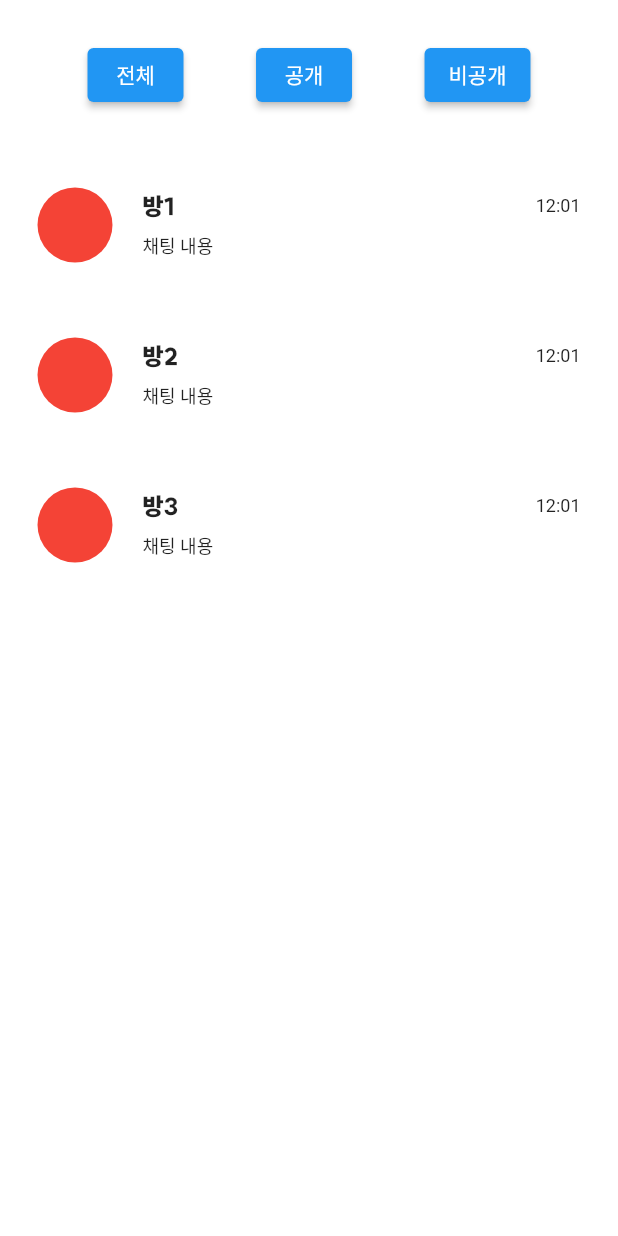
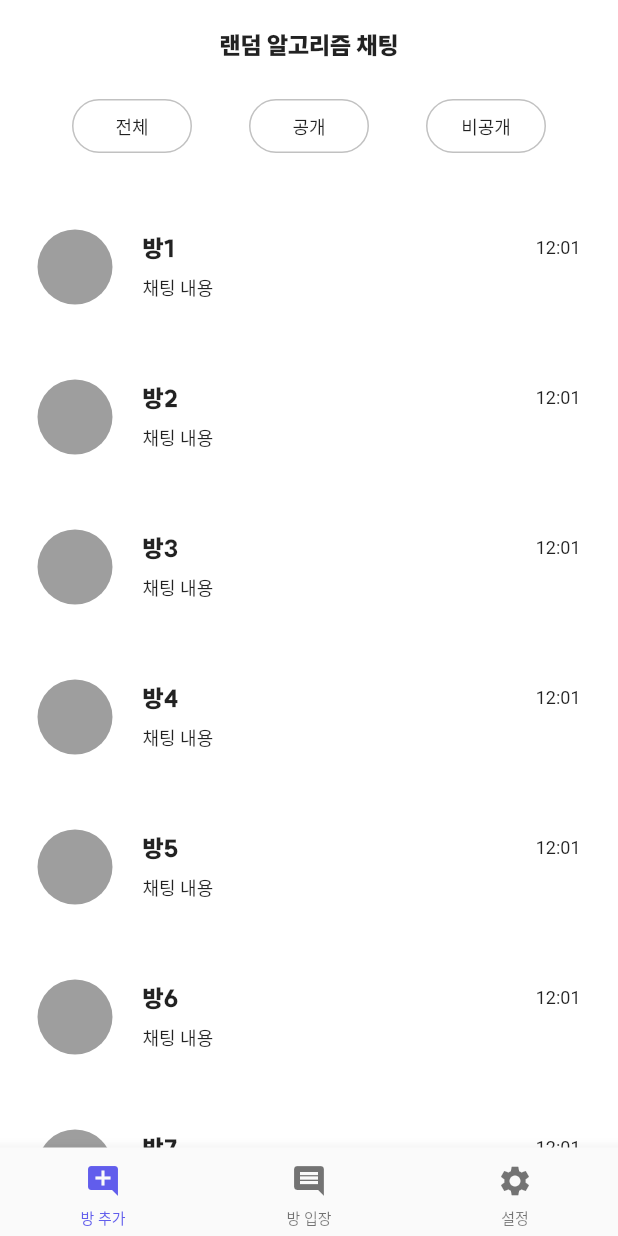
Before and after one commit to ggalmury/random-word-chat, a Flutter app: the RoomList screen opened directly, on a phone screen of 412 x 824 dp. Run offline on Flutter 3.47's test engine with Material 2 defaults, Android fonts, the phone set to English and light mode, and no system bars; missing offline and left inert: stomp_dart_client; Roboto replaces fonts that are missing (KBO, pretendard_medium).

Commit message:
update home screen

```diff
--- a/lib/main.dart
+++ b/lib/main.dart
@@ -1,6 +1,6 @@
 import 'package:flutter/material.dart';
 import 'package:flutter/services.dart';
-import 'package:random_word_chat/screens/home.dart';
+import 'package:random_word_chat/screens/room_list.dart';
 
 void main() {
   runApp(const MyApp());
@@ -21,7 +21,7 @@ class MyApp extends StatelessWidget {
             elevation: 0,
             foregroundColor: Colors.black,
           )),
-      home: const Home(),
+      home: const RoomList(),
     );
   }
 }
--- a/lib/screens/room_list.dart
+++ b/lib/screens/room_list.dart
@@ -1,5 +1,12 @@
 import 'package:flutter/material.dart';
+import 'package:random_word_chat/utils/constants/custom_color.dart';
+import 'package:random_word_chat/utils/helpers/common_helper.dart';
 import 'package:random_word_chat/widgets/boxes/registered_room.dart';
+import '../models/room.dart';
+import '../repositories/room_repository.dart';
+import '../widgets/buttons/btn_room_category.dart';
+import '../widgets/modals/room_creact_dialog.dart';
+import 'chatroom.dart';
 
 class RoomList extends StatefulWidget {
   const RoomList({super.key});
@@ -9,7 +16,125 @@ class RoomList extends StatefulWidget {
 }
 
 class _RoolListState extends State<RoomList> {
-  List<String> tempList = ["방1", "방2", "방3"];
+  final TextEditingController _roomIdController = TextEditingController();
+  final TextEditingController _userNameController = TextEditingController();
+  List<String> tempList = [
+    "방1",
+    "방2",
+    "방3",
+    "방4",
+    "방5",
+    "방6",
+    "방7",
+    "방8",
+    "방9"
+  ];
+  int _bottomNavigationIndex = 0;
+
+  void _setBottomNavigationIndex(int index) {
+    setState(() {
+      _bottomNavigationIndex = index;
+    });
+  }
+
+  void _bottomNavigationEvent(int index) {
+    switch (index) {
+      case 0:
+        _createRoomDialog(context);
+        break;
+      case 1:
+        _joinRoomDialog(context);
+        break;
+      case 2:
+        print("설정");
+        break;
+      default:
+        print("기본");
+        break;
+    }
+  }
+
+  void _onBottomNavigationItemTap(int index) {
+    _setBottomNavigationIndex(index);
+    _bottomNavigationEvent(index);
+  }
+
+  Future<void> _gotoCreatedRoom(BuildContext context) async {
+    if (_roomIdController.text.isNotEmpty &&
+        _userNameController.text.isNotEmpty) {
+      Room room = await RoomRepository().fetchRoomId(_roomIdController.text);
+
+      if (!mounted) return;
+
+      CommonHelper.navigatePushHandler(
+          context, ChatRoom(room: room, myName: _userNameController.text));
+    }
+  }
+
+  void _gotoJoinedRoom(BuildContext context) {
+    if (_roomIdController.text.isNotEmpty &&
+        _userNameController.text.isNotEmpty) {
+      Room room = Room(roomId: _roomIdController.text);
+
+      CommonHelper.navigatePushHandler(
+          context, ChatRoom(room: room, myName: _userNameController.text));
+    }
+  }
+
+  void _createRoomDialog(BuildContext context) {
+    showDialog(
+        context: context,
+        builder: (context) {
+          return RoomCreateDialog(
+              title: "방 생성하기",
+              title1: "방 이름",
+              title2: "닉네임",
+              btnText: "확인",
+              roomController: _roomIdController,
+              nameController: _userNameController,
+              onSubmit: _gotoCreatedRoom);
+        }).then((value) {
+      _roomIdController.clear();
+      _userNameController.clear();
+    });
+  }
+
+  void _joinRoomDialog(BuildContext context) {
+    showDialog(
+      context: context,
+      builder: (context) {
+        return RoomCreateDialog(
+            title: "방 참가하기",
+            title1: "방 ID",
+            title2: "닉네임",
+            btnText: "확인",
+            roomController: _roomIdController,
+            nameController: _userNameController,
+            onSubmit: _gotoJoinedRoom);
+      },
+    ).then((value) {
+      _roomIdController.clear();
+      _userNameController.clear();
+    });
+  }
+
+  TextStyle _bottomNavigationBarTextStyle() {
+    return const TextStyle(fontFamily: "pretendard_medium", fontSize: 10);
+  }
+
+  Widget _bottomNavigationBarIcon(IconData icon) {
+    return Padding(
+      padding: const EdgeInsets.symmetric(vertical: 5),
+      child: Icon(icon),
+    );
+  }
+
+  @override
+  void dispose() {
+    _roomIdController.dispose();
+    _userNameController.dispose();
+    super.dispose();
+  }
 
   @override
   Widget build(BuildContext context) {
@@ -19,14 +144,21 @@ class _RoolListState extends State<RoomList> {
         padding: const EdgeInsets.symmetric(horizontal: 10),
         child: Column(
           children: [
-          SizedBox(
-            height: 100,
-            child: Row(
+            const Padding(
+              padding: EdgeInsets.symmetric(vertical: 20),
+              child: Column(
+                children: [
+                  Text("랜덤 알고리즘 채팅",
+                      style: TextStyle(fontFamily: "suit_heavy", fontSize: 16)),
+                  SizedBox(height: 20),
+                  Row(
                     mainAxisAlignment: MainAxisAlignment.spaceEvenly,
                     children: [
-                ElevatedButton(onPressed: () {}, child: Text("전체")),
-                ElevatedButton(onPressed: () {}, child: Text("공개")),
-                ElevatedButton(onPressed: () {}, child: Text("비공개"))
+                      BtnRoomCategory(title: "전체"),
+                      BtnRoomCategory(title: "공개"),
+                      BtnRoomCategory(title: "비공개"),
+                    ],
+                  ),
                 ],
               ),
             ),
@@ -40,6 +172,22 @@ class _RoolListState extends State<RoomList> {
             )
           ],
         ),
-    )));
+      )),
+      bottomNavigationBar: BottomNavigationBar(
+        items: [
+          BottomNavigationBarItem(
+              icon: _bottomNavigationBarIcon(Icons.add_comment), label: "방 추가"),
+          BottomNavigationBarItem(
+              icon: _bottomNavigationBarIcon(Icons.comment), label: "방 입장"),
+          BottomNavigationBarItem(
+              icon: _bottomNavigationBarIcon(Icons.settings), label: "설정")
+        ],
+        selectedLabelStyle: _bottomNavigationBarTextStyle(),
+        unselectedLabelStyle: _bottomNavigationBarTextStyle(),
+        selectedItemColor: CustomColor.violet,
+        currentIndex: _bottomNavigationIndex,
+        onTap: _onBottomNavigationItemTap,
+      ),
+    );
   }
 }
--- a/lib/utils/constants/custom_color.dart
+++ b/lib/utils/constants/custom_color.dart
@@ -3,4 +3,5 @@ import 'dart:ui';
 class CustomColor {
   static const white = Color(0xFFF5F5F5);
   static const violet = Color(0xFF615DEC);
+  static const grey = Color(0xFFC1C1C1);
 }
--- a/lib/widgets/boxes/registered_room.dart
+++ b/lib/widgets/boxes/registered_room.dart
@@ -21,7 +21,7 @@ class RegisteredRoom extends StatelessWidget {
                   width: 50,
                   height: 50,
                   decoration: const BoxDecoration(
-                      color: Colors.red, shape: BoxShape.circle)),
+                      color: Colors.grey, shape: BoxShape.circle)),
               const SizedBox(
                 width: 20,
               ),
--- a/lib/widgets/buttons/btn_join_select.dart
+++ b/lib/widgets/buttons/btn_join_select.dart
@@ -15,6 +15,7 @@ class BtnJoinSelect extends StatelessWidget {
         onPressed(context);
       },
       style: ElevatedButton.styleFrom(
+          fixedSize: const Size(80, 35),
           backgroundColor: CustomColor.violet,
           foregroundColor: CustomColor.white,
           shadowColor: Colors.transparent,
--- /dev/null
+++ b/lib/widgets/buttons/btn_room_category.dart
@@ -0,0 +1,28 @@
+import 'package:flutter/material.dart';
+import 'package:random_word_chat/utils/constants/custom_color.dart';
+
+class BtnRoomCategory extends StatelessWidget {
+  final String title;
+
+  const BtnRoomCategory({super.key, required this.title});
+
+  @override
+  Widget build(BuildContext context) {
+    return ElevatedButton(
+        onPressed: () {},
+        style: ElevatedButton.styleFrom(
+            fixedSize: const Size(80, 30),
+            shadowColor: Colors.transparent,
+            backgroundColor: Colors.transparent,
+            side: const BorderSide(color: CustomColor.grey, width: 1),
+            shape: RoundedRectangleBorder(
+                borderRadius: BorderRadius.circular(20))),
+        child: Text(
+          title,
+          style: const TextStyle(
+              fontFamily: "pretendard_medium",
+              fontSize: 12,
+              color: Colors.black87),
+        ));
+  }
+}
```
Also changed, not shown: lib/screens/home.dart (deleted, +0 -118 lines), lib/utils/helpers/common_helper.dart (+9 -0 lines). Lines whose indentation alone changed are shown as unchanged.
